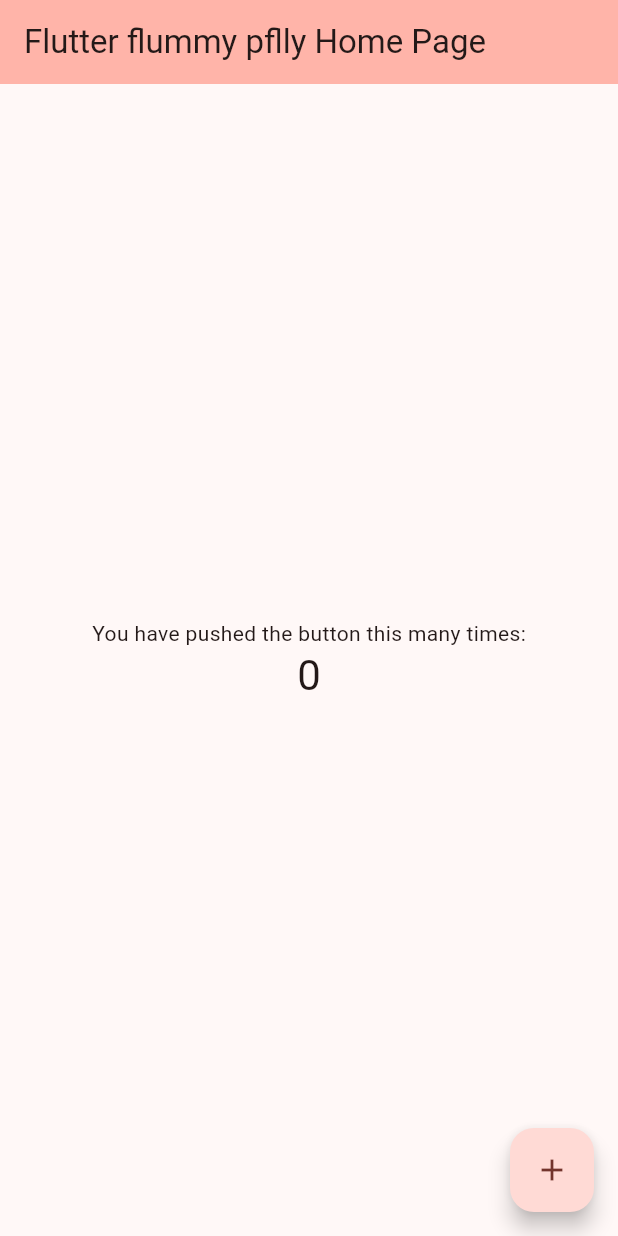
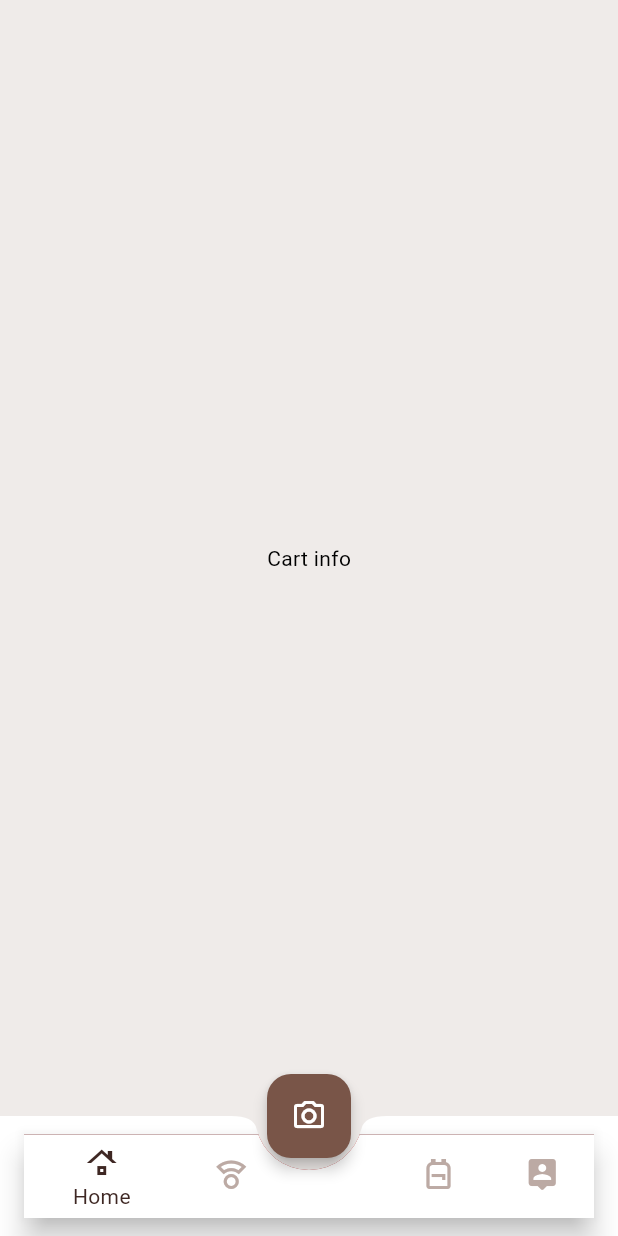
Before and after one commit to CaptainStorm21/flutterfullappstripefirebase, a Flutter app: the screen it shows after launch, on a phone screen of 412 x 824 dp. Run offline on Flutter 3.47's test engine with Material 3 defaults, Android fonts, the phone set to English and light mode, and no system bars.

Commit message:
nav bar bottom

```diff
--- a/lib/main.dart
+++ b/lib/main.dart
@@ -1,116 +1,34 @@
 import 'package:flutter/material.dart';
 import 'package:flutter/services.dart';
+import 'package:flutterfullappstripefirebase/screens/cart.dart';
+import 'package:flutterfullappstripefirebase/screens/bottom_bar.dart';
 
 void main() {
   WidgetsFlutterBinding.ensureInitialized();
-  SystemChrome.setPreferredOrientations([DeviceOrientation.portraitUp, ])
-    .then((_){
-        runApp(const MyApp());
-    });
+  SystemChrome.setPreferredOrientations([
+    DeviceOrientation.portraitUp,
+  ]).then((_) {
+    runApp(const MyApp());
+  });
 }
 
 class MyApp extends StatelessWidget {
   const MyApp({super.key});
 
-  // This widget is the root of your application.
   @override
   Widget build(BuildContext context) {
     return MaterialApp(
-      title: 'Flutter fluppy',
+      title: 'Flutter Demo',
       theme: ThemeData(
-
-        colorScheme: ColorScheme.fromSeed(seedColor: Color.fromARGB(255, 197, 13, 13)),
-        useMaterial3: true,
+        scaffoldBackgroundColor: Colors.brown.shade50,
+        textSelectionTheme: TextSelectionThemeData(
+          selectionColor: Colors.brown.shade200, // Set the desired color here
+        ),
+        visualDensity: VisualDensity.adaptivePlatformDensity,
+        colorScheme: ColorScheme.fromSwatch(primarySwatch: Colors.brown)
+            .copyWith(background: Colors.grey.shade200),
       ),
-      home: const MyHomePage(title: 'Flutter flummy pflly Home Page'),
+      home: const BottomBarScreen(),
     );
   }
 }
-
-class MyHomePage extends StatefulWidget {
-  const MyHomePage({super.key, required this.title});
-
-  // This widget is the home page of your application. It is stateful, meaning
-  // that it has a State object (defined below) that contains fields that affect
-  // how it looks.
-
-  // This class is the configuration for the state. It holds the values (in this
-  // case the title) provided by the parent (in this case the App widget) and
-  // used by the build method of the State. Fields in a Widget subclass are
-  // always marked "final".
-
-  final String title;
-
-  @override
-  State<MyHomePage> createState() => _MyHomePageState();
-}
-
-class _MyHomePageState extends State<MyHomePage> {
-  int _counter = 0;
-
-  void _incrementCounter() {
-    setState(() {
-      // This call to setState tells the Flutter framework that something has
-      // changed in this State, which causes it to rerun the build method below
-      // so that the display can reflect the updated values. If we changed
-      // _counter without calling setState(), then the build method would not be
-      // called again, and so nothing would appear to happen.
-      _counter++;
-    });
-  }
-
-  @override
-  Widget build(BuildContext context) {
-    // This method is rerun every time setState is called, for instance as done
-    // by the _incrementCounter method above.
-    //
-    // The Flutter framework has been optimized to make rerunning build methods
-    // fast, so that you can just rebuild anything that needs updating rather
-    // than having to individually change instances of widgets.
-    return Scaffold(
-      appBar: AppBar(
-        // TRY THIS: Try changing the color here to a specific color (to
-        // Colors.amber, perhaps?) and trigger a hot reload to see the AppBar
-        // change color while the other colors stay the same.
-        backgroundColor: Theme.of(context).colorScheme.inversePrimary,
-        // Here we take the value from the MyHomePage object that was created by
-        // the App.build method, and use it to set our appbar title.
-        title: Text(widget.title),
-      ),
-      body: Center(
-        // Center is a layout widget. It takes a single child and positions it
-        // in the middle of the parent.
-        child: Column(
-          // Column is also a layout widget. It takes a list of children and
-          // arranges them vertically. By default, it sizes itself to fit its
-          // children horizontally, and tries to be as tall as its parent.
-          //
-          // Column has various properties to control how it sizes itself and
-          // how it positions its children. Here we use mainAxisAlignment to
-          // center the children vertically; the main axis here is the vertical
-          // axis because Columns are vertical (the cross axis would be
-          // horizontal).
-          //
-          // TRY THIS: Invoke "debug painting" (choose the "Toggle Debug Paint"
-          // action in the IDE, or press "p" in the console), to see the
-          // wireframe for each widget.
-          mainAxisAlignment: MainAxisAlignment.center,
-          children: <Widget>[
-            const Text(
-              'You have pushed the button this many times:',
-            ),
-            Text(
-              '$_counter',
-              style: Theme.of(context).textTheme.headlineMedium,
-            ),
-          ],
-        ),
-      ),
-      floatingActionButton: FloatingActionButton(
-        onPressed: _incrementCounter,
-        tooltip: 'Increment',
-        child: const Icon(Icons.add),
-      ), // This trailing comma makes auto-formatting nicer for build methods.
-    );
-  }
-}
--- /dev/null
+++ b/lib/screens/bottom_bar.dart
@@ -0,0 +1,123 @@
+import 'home.dart';
+import 'cart.dart';
+import 'feeds.dart';
+import 'search.dart';
+import 'user_info.dart';
+import 'package:flutter/material.dart';
+
+
+class BottomBarScreen extends StatefulWidget {
+  const BottomBarScreen({super.key});
+
+  @override
+  // ignore: library_private_types_in_public_api
+  _BottomBarScreenState createState() => _BottomBarScreenState();
+}
+
+class _BottomBarScreenState extends State<BottomBarScreen> {
+  late List<Map<String, Object>> _pages;
+  int _selectedPageIndex = 0;
+
+  @override
+  void initState() {
+    _pages = [
+      {
+        'page': const Home(),
+      },
+      {
+        'page': const Feeds(),
+      },
+      {
+        'page': const Search(),
+      },
+      {
+        'page': const Cart(),
+      },
+      {
+        'page': UserInfo(),
+      },
+    ];
+    super.initState();
+  }
+
+  void _selectPage(int index) {
+    setState(() {
+      _selectedPageIndex = index;
+    });
+  }
+
+  @override
+  Widget build(BuildContext context) {
+    return Scaffold(
+      body: _pages[_selectedPageIndex]['page'] as Widget?,
+      bottomNavigationBar: BottomAppBar(
+        // color: Colors.white,
+        shape: const CircularNotchedRectangle(),
+        notchMargin: 0.01,
+        clipBehavior: Clip.antiAlias,
+        child: SizedBox(
+          height: kBottomNavigationBarHeight * 0.98,
+          child: Container(
+            decoration: BoxDecoration(
+              color:Colors.red.shade900,
+              border: const Border(
+                top: BorderSide(
+                  color: Colors.grey,
+                  width: .4,
+                ),
+              ),
+            ),
+            child: BottomNavigationBar(
+              onTap: _selectPage,
+              backgroundColor: Colors.grey.shade200,
+              unselectedItemColor:
+                  Theme.of(context).textSelectionTheme.selectionColor,
+              selectedItemColor: Colors.brown.shade900,
+              currentIndex: _selectedPageIndex,
+              items: const [
+                BottomNavigationBarItem(
+                  icon: Icon(Icons.roofing),
+                  label: 'Home',
+                ),
+                BottomNavigationBarItem(
+                  icon: Icon(Icons.compass_calibration_outlined),
+                  label: 'Feeds',
+                ),
+                BottomNavigationBarItem(
+                  activeIcon: null,
+                  icon: Icon(null),
+                  label: 'Search',
+                ),
+                BottomNavigationBarItem(
+                  icon: Icon(
+                    Icons.backpack_outlined,
+                  ),
+                  label: 'Cart',
+                ),
+                BottomNavigationBarItem(
+                  icon: Icon(Icons.person_pin_rounded),
+                  label: 'User',
+                ),
+              ],
+            ),
+          ),
+        ),
+      ),
+      floatingActionButtonLocation:
+          FloatingActionButtonLocation.miniCenterDocked,
+      floatingActionButton: Padding(
+        padding: const EdgeInsets.all(8.0),
+        child: FloatingActionButton(
+          hoverElevation: 10,
+          splashColor: Colors.grey,
+          tooltip: 'Camera',
+          elevation: 4,
+          child: const Icon(Icons.photo_camera_outlined),
+          onPressed: () => setState(() {
+            _selectedPageIndex = 2;
+          }),
+        ),
+      ),
+    );
+  }
+}
--- /dev/null
+++ b/lib/screens/cart.dart
@@ -0,0 +1,10 @@
+import 'package:flutter/material.dart';
+
+class Cart extends StatelessWidget {
+  const Cart({super.key});
+
+  @override
+  Widget build(BuildContext context) {
+    return const Scaffold(body: Center(child: Text('Cart info')));
+  }
+}
--- /dev/null
+++ b/lib/screens/feeds.dart
@@ -0,0 +1,10 @@
+import 'package:flutter/material.dart';
+
+class Feeds extends StatelessWidget {
+  const Feeds({super.key});
+
+  @override
+  Widget build(BuildContext context) {
+    return const Scaffold(body: Center(child: Text('Feeds info')));
+  }
+}
--- /dev/null
+++ b/lib/screens/home.dart
@@ -0,0 +1,10 @@
+import 'package:flutter/material.dart';
+
+class Home extends StatelessWidget {
+  const Home({super.key});
+
+  @override
+  Widget build(BuildContext context) {
+    return const Scaffold(body: Center(child: Text('Cart info')));
+  }
+}
--- /dev/null
+++ b/lib/screens/search.dart
@@ -0,0 +1,10 @@
+import 'package:flutter/material.dart';
+
+class Search extends StatelessWidget {
+  const Search({super.key});
+
+  @override
+  Widget build(BuildContext context) {
+    return const Scaffold(body: Center(child: Text('Search bar')));
+  }
+}
--- /dev/null
+++ b/lib/screens/user_info.dart
@@ -0,0 +1,13 @@
+import 'package:flutter/material.dart';
+
+class UserInfo extends StatelessWidget {
+
+  @override
+  Widget build(BuildContext context){
+    return const Scaffold(
+      body: Center(
+       child: Text('User Info')
+      )
+    );
+  }
+}
```
